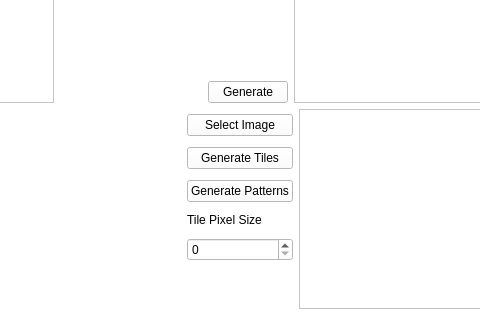
This is wfc_gui.ui in Kotruper/WFC_GUI as Qt 5 draws it before an edit; both pictures show x 157 to 637 and y 251 to 571 of the 800 by 571 pixel window. The edited form follows.
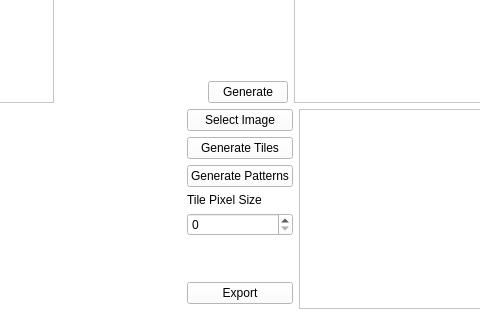
This is the edited form.

```diff
--- a/wfc_gui.ui
+++ b/wfc_gui.ui
@@ -751,6 +751,13 @@
            </property>
           </spacer>
          </item>
+         <item>
+          <widget class="QPushButton" name="exportPatternsButton">
+           <property name="text">
+            <string>Export</string>
+           </property>
+          </widget>
+         </item>
         </layout>
        </item>
        <item>
```
Left out of the diff: 4 changed lines with no effect on the pictures.
